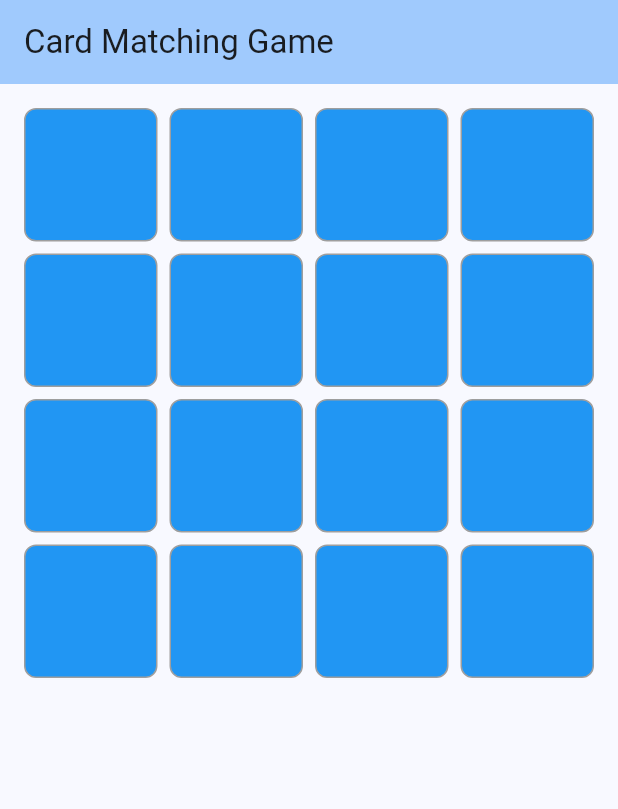
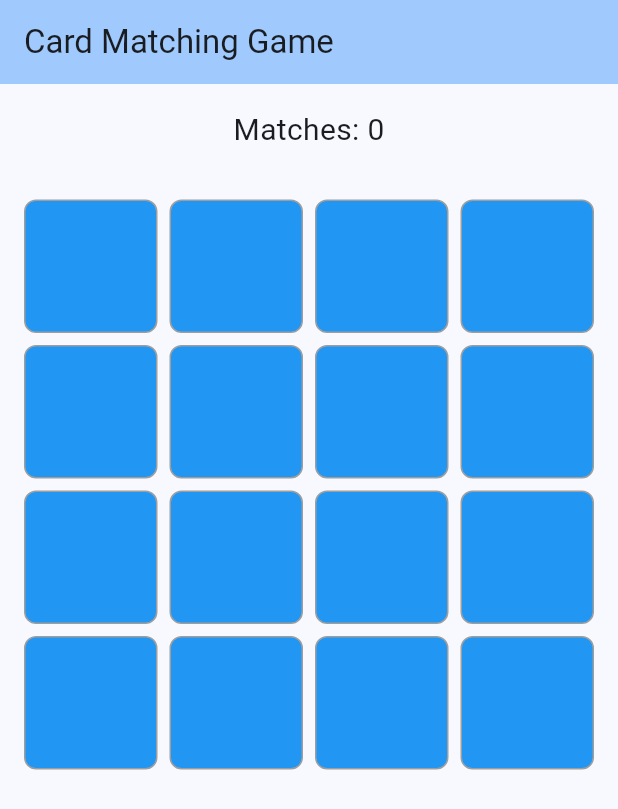
Before and after one commit to Fel1xGarc1a/hw03, a Flutter app: the screen it shows after launch, on a phone screen of 412 x 824 dp. Shown: the top 809 px of the screen. Run offline on Flutter 3.47's test engine with Material 3 defaults, Android fonts, the phone set to English and light mode, and no system bars.

Commit message:
Implemented GameProvider, Improved game mechanics, and implemented basic functionality

```diff
--- a/lib/main.dart
+++ b/lib/main.dart
@@ -1,7 +1,13 @@
 import 'package:flutter/material.dart';
+import 'package:provider/provider.dart';
 
 void main() {
-  runApp(const MyApp());
+  runApp(
+    ChangeNotifierProvider(
+      create: (context) => GameProvider(),
+      child: const MyApp(),
+    ),
+  );
 }
 
 class MyApp extends StatelessWidget {
@@ -20,33 +26,8 @@ class MyApp extends StatelessWidget {
   }
 }
 
-class GameScreen extends StatefulWidget {
+class GameScreen extends StatelessWidget {
   const GameScreen({super.key});
-
-  @override
-  State<GameScreen> createState() => _GameScreenState();
-}
-
-class _GameScreenState extends State<GameScreen> {
-  late List<CardItem> cards;
-
-  @override
-  void initState() {
-    super.initState();
-    initializeCards();
-  }
-
-  void initializeCards() {
-    const numberOfPairs = 8;
-    cards = [];
-
-    for (var i = 0; i < numberOfPairs; i++) {
-      cards.add(CardItem(id: i, value: i));
-      cards.add(CardItem(id: i + numberOfPairs, value: i));
-    }
-
-    cards.shuffle();
-  }
 
   @override
   Widget build(BuildContext context) {
@@ -55,7 +36,19 @@ class _GameScreenState extends State<GameScreen> {
         title: const Text('Card Matching Game'),
         backgroundColor: Theme.of(context).colorScheme.inversePrimary,
       ),
-      body: Padding(
+      body: Consumer<GameProvider>(
+        builder: (context, gameProvider, child) {
+          return Column(
+            children: [
+              Padding(
+                padding: const EdgeInsets.all(16.0),
+                child: Text(
+                  'Matches: ${gameProvider.matchedPairs}',
+                  style: const TextStyle(fontSize: 20),
+                ),
+              ),
+              Expanded(
+                child: Padding(
                   padding: const EdgeInsets.all(16.0),
                   child: GridView.builder(
                     gridDelegate: const SliverGridDelegateWithFixedCrossAxisCount(
@@ -63,14 +56,19 @@ class _GameScreenState extends State<GameScreen> {
                       crossAxisSpacing: 8,
                       mainAxisSpacing: 8,
                     ),
-          itemCount: cards.length,
+                    itemCount: gameProvider.cards.length,
                     itemBuilder: (context, index) {
                       return GameCard(
-              card: cards[index],
-              onTap: () {},
+                        card: gameProvider.cards[index],
+                        onTap: () => gameProvider.flipCard(index),
                       );
                     },
                   ),
+                ),
+              ),
+            ],
+          );
+        },
       ),
     );
   }
@@ -106,7 +104,11 @@ class GameCard extends StatelessWidget {
       onTap: onTap,
       child: Container(
         decoration: BoxDecoration(
-          color: card.isFlipped ? Colors.white : Colors.blue,
+          color: card.isMatched
+              ? Colors.green.shade100
+              : card.isFlipped
+                  ? Colors.white
+                  : Colors.blue,
           borderRadius: BorderRadius.circular(8),
           border: Border.all(color: Colors.grey),
         ),
@@ -125,3 +127,65 @@ class GameCard extends StatelessWidget {
     );
   }
 }
+
+// Simple state management class
+class GameProvider extends ChangeNotifier {
+  List<CardItem> cards = [];
+  bool canFlipCard = true;
+  CardItem? firstCard;
+  int matchedPairs = 0;
+
+  GameProvider() {
+    initializeCards();
+  }
+
+  void initializeCards() {
+    const numberOfPairs = 8;
+    cards = [];
+
+    for (var i = 0; i < numberOfPairs; i++) {
+      cards.add(CardItem(id: i, value: i));
+      cards.add(CardItem(id: i + numberOfPairs, value: i));
+    }
+
+    cards.shuffle();
+    notifyListeners();
+  }
+
+  void flipCard(int index) {
+    if (!canFlipCard || cards[index].isFlipped || cards[index].isMatched) return;
+
+    cards[index].isFlipped = true;
+
+    if (firstCard == null) {
+      firstCard = cards[index];
+    } else {
+      checkMatch(cards[index]);
+    }
+
+    notifyListeners();
+  }
+
+  void checkMatch(CardItem secondCard) {
+    canFlipCard = false;
+
+    if (firstCard!.value == secondCard.value) {
+      firstCard!.isMatched = true;
+      secondCard.isMatched = true;
+      matchedPairs++;
+      resetTurn();
+    } else {
+      Future.delayed(const Duration(milliseconds: 1000), () {
+        firstCard!.isFlipped = false;
+        secondCard.isFlipped = false;
+        resetTurn();
+      });
+    }
+  }
+
+  void resetTurn() {
+    firstCard = null;
+    canFlipCard = true;
+    notifyListeners();
+  }
+}
--- a/pubspec.yaml
+++ b/pubspec.yaml
@@ -30,6 +30,7 @@ environment:
 dependencies:
   flutter:
     sdk: flutter
+  provider: ^6.1.1
 
   # The following adds the Cupertino Icons font to your application.
   # Use with the CupertinoIcons class for iOS style icons.
```
Also changed, not shown: pubspec.lock. Lines whose indentation alone changed are shown as unchanged.
